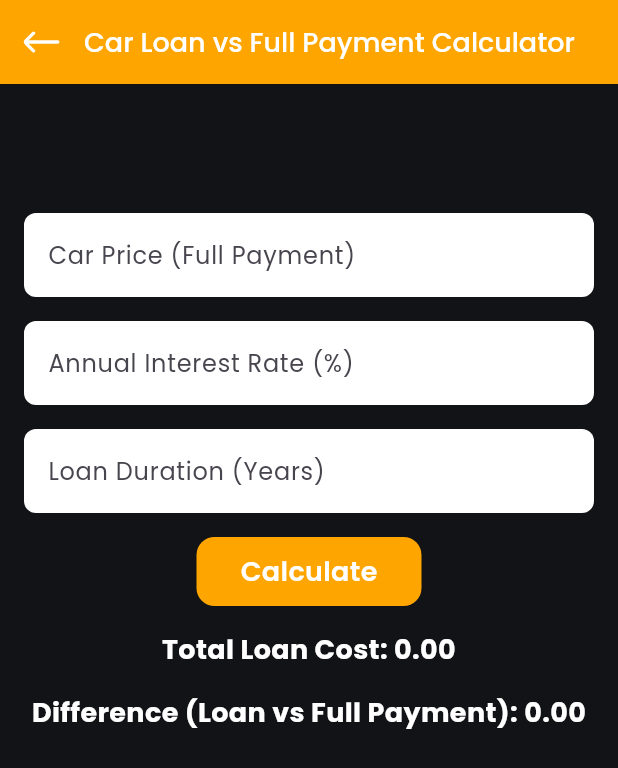
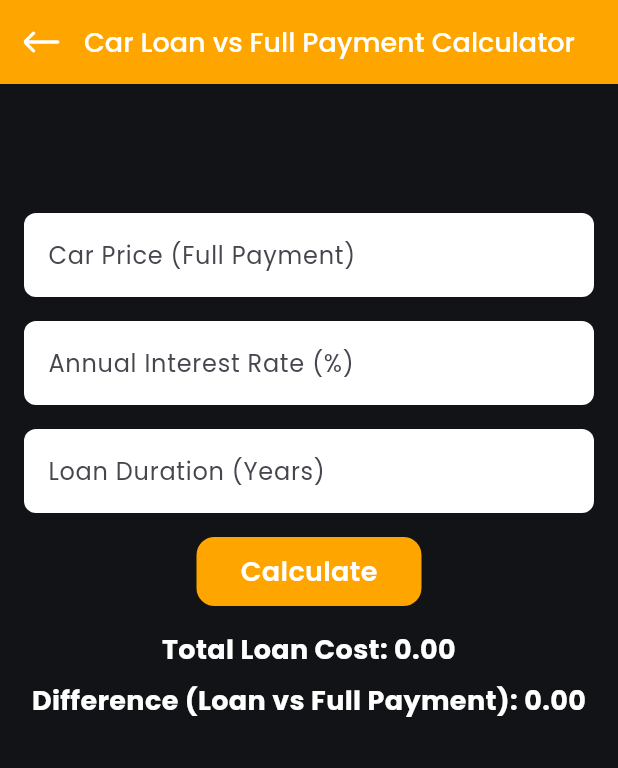
Before and after one commit to jaykachhadiya22/emicalculator, a Flutter app: the CarLoanComparison screen opened directly, on a phone screen of 412 x 824 dp. Shown: the top 768 px of the screen. Run offline on Flutter 3.47's test engine with Material 3 defaults, Android fonts, the light colour scheme and no system bars; our stand-ins replace carousel_slider, firebase_core, firebase_remote_config, flutter_svg, gap, get and 2 more; accounts and stored records are empty.

Commit message:
All Change Are Done.

```diff
--- a/lib/ui/screens/calculation/car_loan_calculator.dart
+++ b/lib/ui/screens/calculation/car_loan_calculator.dart
@@ -172,7 +172,7 @@ class _CarLoanComparisonState extends State<CarLoanComparison> {
                     fontWeight: FontWeight.bold,
                     color: AppColors.white),
               ),
-              const SizedBox(height: 16),
+              const SizedBox(height: 8),
               Text(
                 'Difference (Loan vs Full Payment): ${_difference.toStringAsFixed(2)}',
                 textAlign: TextAlign.center,
```
Also changed, not shown: lib/ui/screens/age_and_gender_selection_screen/age_and_gender_selection_view.dart (+4 -3 lines), firebase.json, lib/firebase_options.dart, 2 other files.
